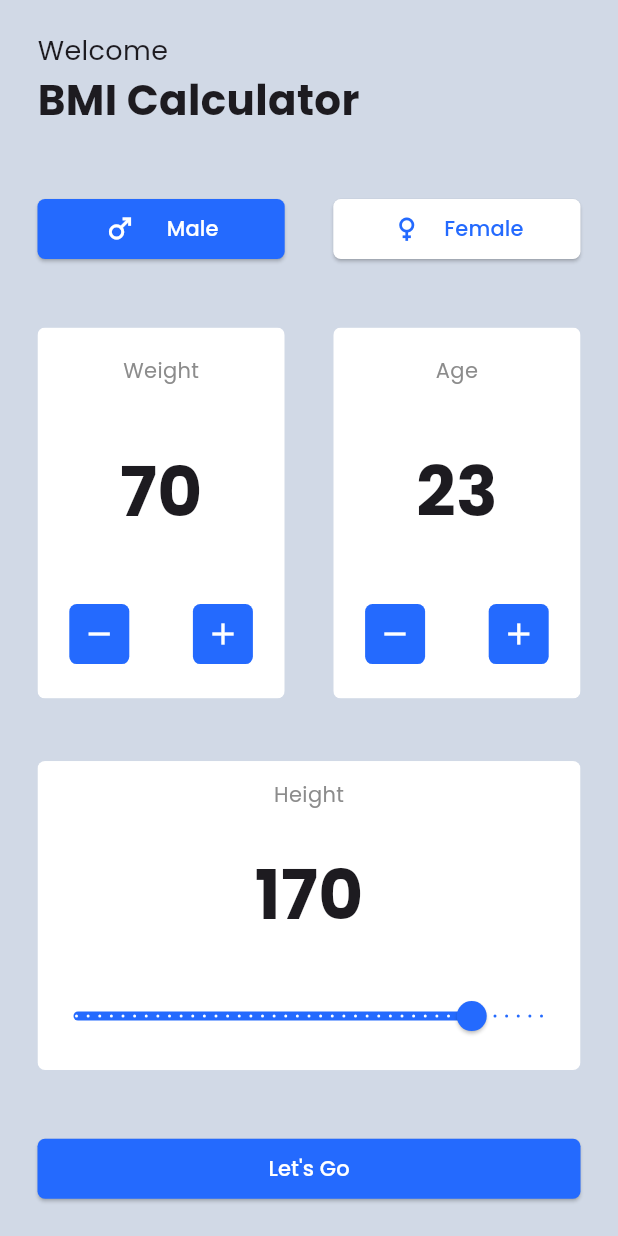
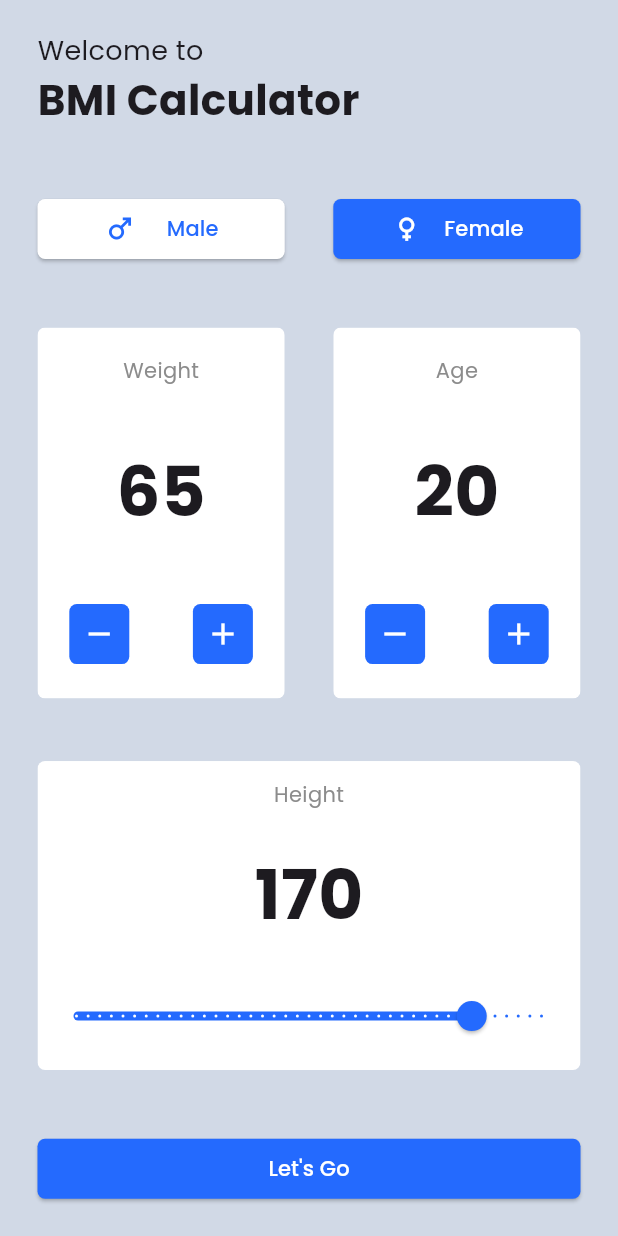
Before and after one commit to suheerthedev/stacked_bmi_app, a Flutter app: the screen it shows after launch, after a tap on "Female", on a phone screen of 412 x 824 dp. Run offline on Flutter 3.47's test engine with Material 3 defaults, Android fonts, the phone set to English and light mode, and no system bars; our stand-ins replace google_fonts, stacked, stacked_services, stacked_shared.

Commit message:
Home View Design Completed

```diff
--- a/lib/ui/views/home/home_view.dart
+++ b/lib/ui/views/home/home_view.dart
@@ -29,7 +29,7 @@ class HomeView extends StackedView<HomeViewModel> {
                 spacing: 0,
                 children: [
                   Text(
-                    "Welcome",
+                    "Welcome to",
                     style: GoogleFonts.poppins(fontSize: 18),
                   ),
                   Text(
@@ -46,24 +46,30 @@ class HomeView extends StackedView<HomeViewModel> {
                   SizedBox(
                     width: MediaQuery.of(context).size.width * 0.4,
                     child: ElevatedButton(
-                      onPressed: () {},
+                      onPressed: viewModel.maleSelection,
                       style: ElevatedButton.styleFrom(
                           side: BorderSide.none,
-                          backgroundColor: wTPrimaryColor,
+                          backgroundColor: viewModel.isMale
+                              ? wTPrimaryColor
+                              : wTSecondaryColor,
                           shape: RoundedRectangleBorder(
                               borderRadius: BorderRadius.circular(5))),
                       child: Row(
                         mainAxisAlignment: MainAxisAlignment.spaceEvenly,
                         children: [
-                          const Icon(
+                          Icon(
                             Icons.male,
                             size: 22,
-                            color: wTSecondaryColor,
+                            color: viewModel.isMale
+                                ? wTSecondaryColor
+                                : wTThemeTextColor,
                           ),
                           Text(
                             "Male",
                             style: GoogleFonts.poppins(
-                              color: wTSecondaryColor,
+                              color: viewModel.isMale
+                                  ? wTSecondaryColor
+                                  : wTThemeTextColor,
                             ),
                           ),
                         ],
@@ -73,24 +79,30 @@ class HomeView extends StackedView<HomeViewModel> {
                   SizedBox(
                     width: MediaQuery.of(context).size.width * 0.4,
                     child: ElevatedButton(
-                      onPressed: () {},
+                      onPressed: viewModel.femaleSelection,
                       style: ElevatedButton.styleFrom(
-                          backgroundColor: wTSecondaryColor,
+                          backgroundColor: viewModel.isFemale
+                              ? wTPrimaryColor
+                              : wTSecondaryColor,
                           side: BorderSide.none,
                           shape: RoundedRectangleBorder(
                               borderRadius: BorderRadius.circular(5))),
                       child: Row(
                         mainAxisAlignment: MainAxisAlignment.spaceEvenly,
                         children: [
-                          const Icon(
+                          Icon(
                             Icons.female,
                             size: 22,
-                            color: wTPrimaryColor,
+                            color: viewModel.isFemale
+                                ? wTSecondaryColor
+                                : wTThemeTextColor,
                           ),
                           Text(
                             "Female",
                             style: GoogleFonts.poppins(
-                              color: wTPrimaryColor,
+                              color: viewModel.isFemale
+                                  ? wTSecondaryColor
+                                  : wTThemeTextColor,
                             ),
                           ),
                         ],
@@ -120,7 +132,7 @@ class HomeView extends StackedView<HomeViewModel> {
                                   GoogleFonts.poppins(color: wTLightTextColor),
                             ),
                             Text(
-                              "70",
+                              viewModel.weightCounter.toString(),
                               style: GoogleFonts.poppins(
                                   fontSize: 46, fontWeight: FontWeight.bold),
                             ),
@@ -128,7 +140,7 @@ class HomeView extends StackedView<HomeViewModel> {
                               mainAxisAlignment: MainAxisAlignment.spaceAround,
                               children: [
                                 IconButton(
-                                  onPressed: () {},
+                                  onPressed: viewModel.decrementWeightCounter,
                                   style: ButtonStyle(
                                       shape: WidgetStateProperty.all(
                                           RoundedRectangleBorder(
@@ -142,7 +154,7 @@ class HomeView extends StackedView<HomeViewModel> {
                                   ),
                                 ),
                                 IconButton(
-                                  onPressed: () {},
+                                  onPressed: viewModel.incrementWeightCounter,
                                   style: ButtonStyle(
                                       shape: WidgetStateProperty.all(
                                           RoundedRectangleBorder(
@@ -178,7 +190,7 @@ class HomeView extends StackedView<HomeViewModel> {
                                   GoogleFonts.poppins(color: wTLightTextColor),
                             ),
                             Text(
-                              "23",
+                              viewModel.ageCounter.toString(),
                               style: GoogleFonts.poppins(
                                   fontSize: 46, fontWeight: FontWeight.bold),
                             ),
@@ -186,7 +198,7 @@ class HomeView extends StackedView<HomeViewModel> {
                               mainAxisAlignment: MainAxisAlignment.spaceAround,
                               children: [
                                 IconButton(
-                                  onPressed: () {},
+                                  onPressed: viewModel.decrementAgeCounter,
                                   style: ButtonStyle(
                                       shape: WidgetStateProperty.all(
                                           RoundedRectangleBorder(
@@ -200,7 +212,7 @@ class HomeView extends StackedView<HomeViewModel> {
                                   ),
                                 ),
                                 IconButton(
-                                  onPressed: () {},
+                                  onPressed: viewModel.incrementAgeCounter,
                                   style: ButtonStyle(
                                       shape: WidgetStateProperty.all(
                                           RoundedRectangleBorder(
--- a/lib/ui/views/home/home_viewmodel.dart
+++ b/lib/ui/views/home/home_viewmodel.dart
@@ -1,7 +1,6 @@
 import 'package:stacked/stacked.dart';
 
 class HomeViewModel extends BaseViewModel {
-
   double heightValue = 170.0;
 
   onHeightChanged(double value) {
@@ -12,16 +11,36 @@ class HomeViewModel extends BaseViewModel {
   int get ageCounter => _ageCounter;
   int get weightCounter => _weightCounter;
 
-  int _ageCounter = 0;
-  int _weightCounter = 0;
+  int _ageCounter = 20;
+  int _weightCounter = 65;
+
+  bool isMale = false;
+  bool isFemale = false;
+
+  void maleSelection() {
+    isMale = !isMale;
+    isFemale = false;
+    rebuildUi();
+  }
+
+  void femaleSelection() {
+    isFemale = !isFemale;
+    isMale = false;
+    rebuildUi();
+  }
 
   void incrementAgeCounter() {
     _ageCounter++;
     rebuildUi();
   }
+
   void decrementAgeCounter() {
-    _ageCounter++;
-    rebuildUi();
+    if (_ageCounter < 0) {
+      _ageCounter = 0;
+    } else {
+      _ageCounter--;
+      rebuildUi();
+    }
   }
 
   void incrementWeightCounter() {
@@ -30,7 +49,11 @@ class HomeViewModel extends BaseViewModel {
   }
 
   void decrementWeightCounter() {
-    _ageCounter++;
-    rebuildUi();
+    if (_weightCounter < 0) {
+      _weightCounter = 0;
+    } else {
+      _weightCounter--;
+      rebuildUi();
+    }
   }
 }
```
